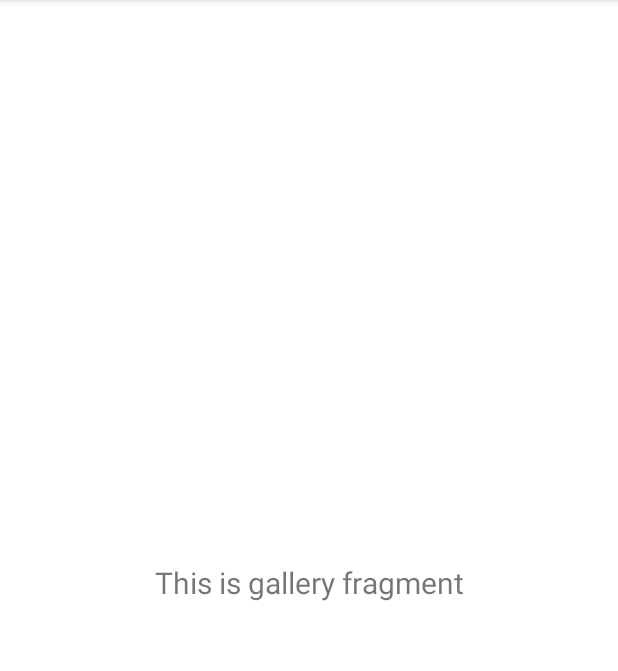
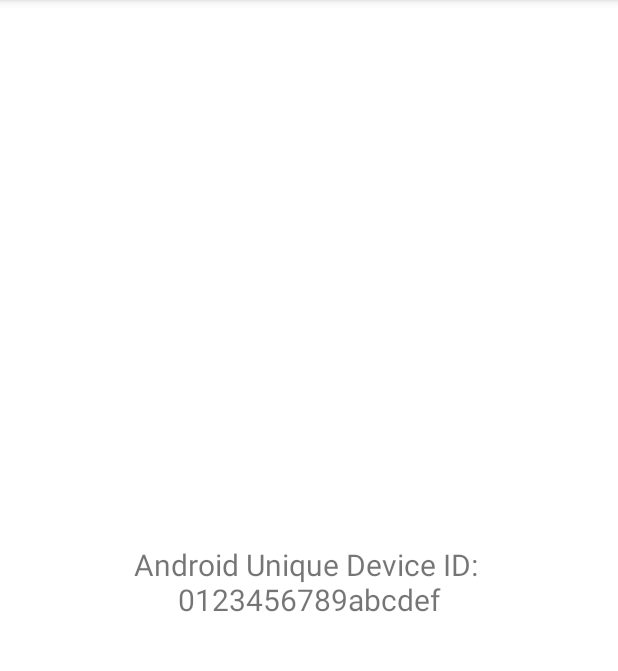
Before and after one commit to bluewl/sound-proof-android, an Android app: the fragment GalleryFragment shown on its own in the app's theme, on a phone screen of 412 x 824 dp, the part 84-755 px from its top. Run offline under Robolectric (Android 15) with nearby library versions, the phone set to English and light mode, and no system bars.

Commit message:
Reads in device's Android ID

```diff
--- a/app/src/main/java/com/example/sound_proof_android/ui/gallery/GalleryViewModel.java
+++ b/app/src/main/java/com/example/sound_proof_android/ui/gallery/GalleryViewModel.java
@@ -3,6 +3,9 @@
 import androidx.lifecycle.LiveData;
 import androidx.lifecycle.MutableLiveData;
 import androidx.lifecycle.ViewModel;
+
+
+import java.util.UUID;
 
 public class GalleryViewModel extends ViewModel {
 
@@ -10,8 +13,9 @@
 
     public GalleryViewModel() {
         mText = new MutableLiveData<>();
-        mText.setValue("This is gallery fragment");
+        mText.setValue("Android Unique Device ID: \n" + GalleryFragment.uniqueID);
     }
+
 
     public LiveData<String> getText() {
         return mText;
```
Also changed, not shown: app/src/main/java/com/example/sound_proof_android/ui/gallery/GalleryFragment.java (+36 -0 lines).
